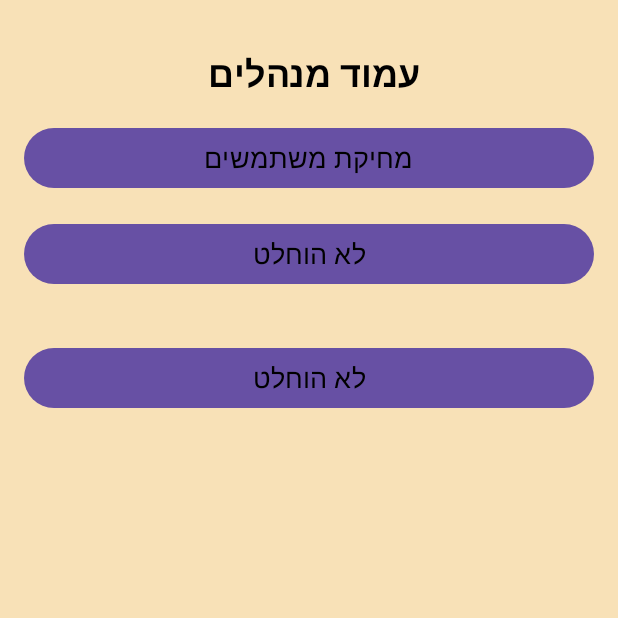
After one commit to katyaPost/Project2, an Android app: the Admin screen opened directly, with no data from a screen before it, on a phone screen of 412 x 824 dp, the top half of it. The commit adds this screen. Run offline under Robolectric (Android 15) with nearby library versions, the phone set to English and light mode, and no system bars.

Commit message:
END 21.3

```diff
--- a/app/build.gradle
+++ b/app/build.gradle
@@ -9,7 +9,7 @@ android {
 
     defaultConfig {
         applicationId "com.example.project2"
-        minSdk 30
+        minSdk 33
         targetSdk 34
         versionCode 1
         versionName "1.0"
--- /dev/null
+++ b/app/src/main/java/com/example/project2/screens/Admin.java
@@ -0,0 +1,51 @@
+package com.example.project2.screens;
+
+import android.content.Intent;
+import android.os.Bundle;
+import android.view.View;
+import android.widget.Button;
+
+import androidx.activity.EdgeToEdge;
+import androidx.appcompat.app.AppCompatActivity;
+import androidx.core.graphics.Insets;
+import androidx.core.view.ViewCompat;
+import androidx.core.view.WindowInsetsCompat;
+
+import com.example.project2.R;
+
+public class Admin extends AppCompatActivity implements View.OnClickListener {
+    Button btnAbout,btntest;
+
+    @Override
+    protected void onCreate(Bundle savedInstanceState) {
+        super.onCreate(savedInstanceState);
+        EdgeToEdge.enable(this);
+        setContentView(R.layout.activity_admin);
+        ViewCompat.setOnApplyWindowInsetsListener(findViewById(R.id.main), (v, insets) -> {
+            Insets systemBars = insets.getInsets(WindowInsetsCompat.Type.systemBars());
+            v.setPadding(systemBars.left, systemBars.top, systemBars.right, systemBars.bottom);
+            return insets;
+        });
+        initViews();
+
+    }
+    private void initViews() {
+
+        btntest= findViewById(R.id.btnGotest);
+        btntest.setOnClickListener(this);
+        btnAbout = findViewById(R.id.btnGoAbout);
+        btnAbout.setOnClickListener(this);
+
+    }
+
+    @Override
+    public void onClick(View v) {
+
+        if (v==btntest){
+
+            Intent goAdd=new Intent(getApplicationContext(), DeleteUserActivity.class);
+            startActivity(goAdd);
+        }
+
+    }
+}
--- /dev/null
+++ b/app/src/main/res/layout/activity_admin.xml
@@ -0,0 +1,70 @@
+<?xml version="1.0" encoding="utf-8"?>
+<androidx.constraintlayout.widget.ConstraintLayout
+    xmlns:android="http://schemas.android.com/apk/res/android"
+    xmlns:app="http://schemas.android.com/apk/res-auto"
+    xmlns:tools="http://schemas.android.com/tools"
+    android:id="@+id/main"
+    android:background="#F8E1B7"
+    android:layout_width="match_parent"
+    android:layout_height="match_parent"
+    tools:context=".screens.Admin">
+
+    <TextView
+        android:id="@+id/tvGoTitle"
+        android:layout_width="wrap_content"
+        android:layout_height="wrap_content"
+        android:layout_marginTop="32dp"
+        android:text="עמוד מנהלים "
+        android:textSize="24sp"
+        android:textColor="@color/black"
+        android:textStyle="bold"
+        app:layout_constraintTop_toTopOf="parent"
+        app:layout_constraintStart_toStartOf="parent"
+        app:layout_constraintEnd_toEndOf="parent" />
+
+    <Button
+        android:id="@+id/btnGotest"
+        android:layout_width="0dp"
+        android:layout_height="48dp"
+        android:layout_marginStart="16dp"
+        android:layout_marginEnd="16dp"
+        android:layout_marginTop="16dp"
+        android:text="מחיקת משתמשים"
+        android:textColor="@color/black"
+        android:textSize="18sp"
+        app:layout_constraintTop_toBottomOf="@+id/tvGoTitle"
+        app:layout_constraintStart_toStartOf="parent"
+        app:layout_constraintEnd_toEndOf="parent" />
+
+    <Button
+        android:id="@+id/btnGoAbout"
+        android:layout_width="0dp"
+        android:layout_height="48dp"
+        android:layout_marginStart="16dp"
+        android:layout_marginEnd="16dp"
+        android:layout_marginTop="16dp"
+        android:text="לא הוחלט"
+        android:textColor="@color/black"
+        android:textSize="18sp"
+        app:layout_constraintTop_toBottomOf="@+id/btnGotest"
+        app:layout_constraintStart_toStartOf="parent"
+        app:layout_constraintEnd_toEndOf="parent" />
+
+    <Button
+        android:id="@+id/btninfo"
+        android:layout_width="0dp"
+        android:layout_height="48dp"
+        android:layout_marginStart="16dp"
+        android:layout_marginTop="16dp"
+        android:layout_marginEnd="16dp"
+        android:text="לא הוחלט"
+        android:textColor="@color/black"
+        android:textSize="18sp"
+        app:layout_constraintBottom_toBottomOf="parent"
+        app:layout_constraintEnd_toEndOf="parent"
+        app:layout_constraintHorizontal_bias="0.0"
+        app:layout_constraintStart_toStartOf="parent"
+        app:layout_constraintTop_toBottomOf="@+id/btnGoAbout"
+        app:layout_constraintVertical_bias="0.033" />
+
+</androidx.constraintlayout.widget.ConstraintLayout>
```
Also changed, not shown: app/src/main/AndroidManifest.xml (+12 -0 lines), app/src/main/java/com/example/project2/adapters/TOCAdapter.java (deleted, +0 -56 lines), app/src/main/java/com/example/project2/adapters/UserAdapter.java (added, +94 -0 lines), app/src/main/java/com/example/project2/models/User.java (+15 -2 lines), app/src/main/java/com/example/project2/screens/DeleteUserActivity.java (added, +92 -0 lines), app/src/main/java/com/example/project2/screens/Register.java (+4 -14 lines), app/src/main/java/com/example/project2/screens/UserDetailsActivity.java (added, +68 -0 lines), app/src/main/java/com/example/project2/screens/user_info.java (+5 -2 lines), app/src/main/java/com/example/project2/services/DatabaseService.java (+22 -1 lines), app/src/main/res/layout/activity_delete_user.xml (added, +27 -0 lines), app/src/main/res/layout/activity_user_details.xml (added, +60 -0 lines), app/src/main/res/layout/item_user.xml (added, +34 -0 lines).
